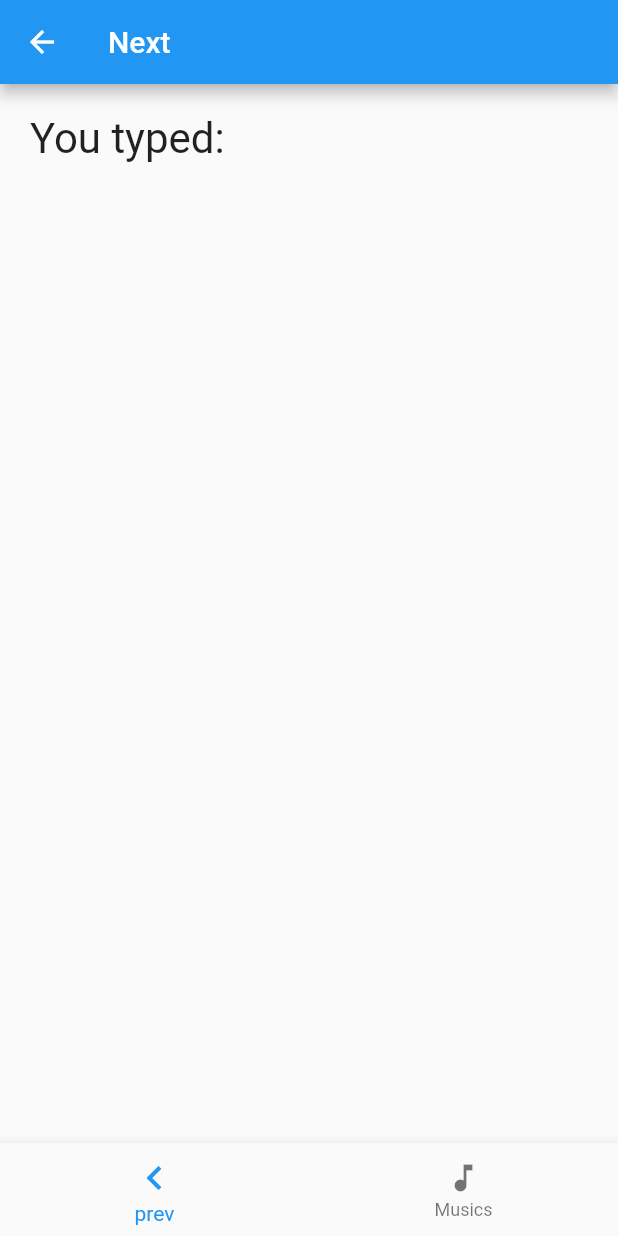
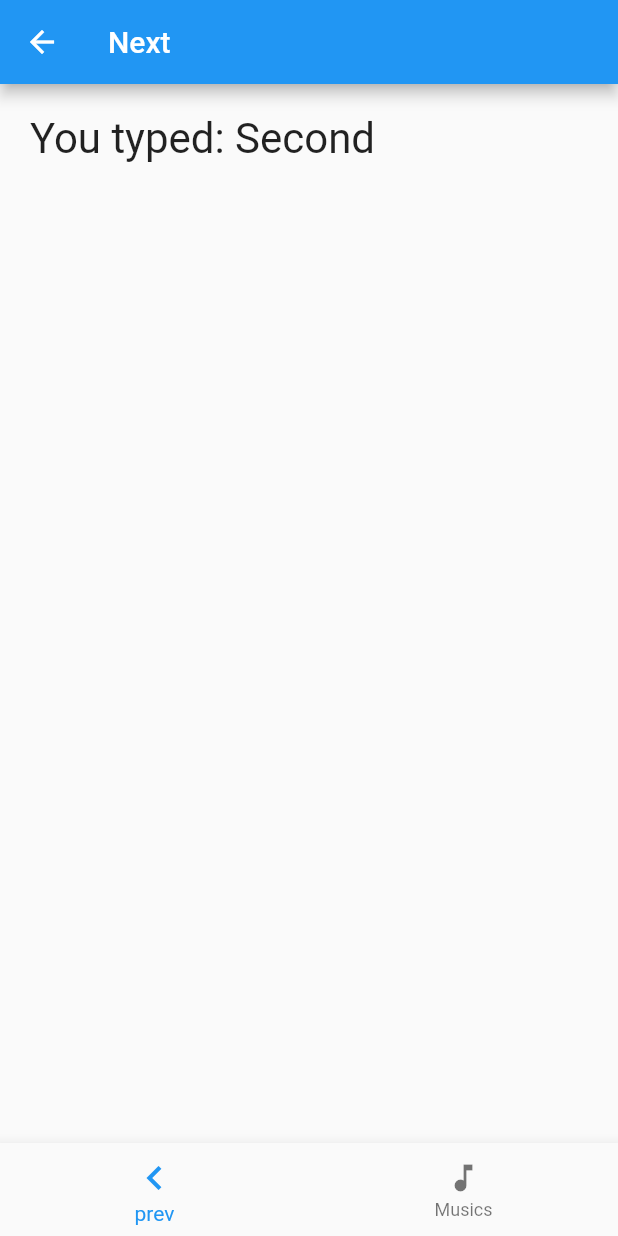
Before and after one commit to Sakiika2128/f_test, a Flutter app: the screen it shows after launch, item 2 of the bottom bar chosen, on a phone screen of 412 x 824 dp. Run offline on Flutter 3.47's test engine with Material 2 defaults, Android fonts, the phone set to English and light mode, and no system bars.

Commit message:
routingできた

```diff
--- a/lib/main.dart
+++ b/lib/main.dart
@@ -16,7 +16,11 @@ class MyApp extends StatelessWidget {
         primaryColor: const Color(0xff2196f3),
         canvasColor: const Color(0xfffafafa),
       ),
-      home: FirstScreen(),
+      initialRoute: '/',
+      routes: {
+        '/': (context) => FirstScreen(),
+        '/second': (context) => SecondScreen('Second'),
+      },
     );
   }
 }
--- a/lib/second_page.dart
+++ b/lib/second_page.dart
@@ -38,6 +38,8 @@ class SecondScreen extends StatelessWidget{
         onTap: (int value) {
           if(value == 0)
             Navigator.pop(context);
+          if(value == 1)
+            Navigator.pushNamed(context, '/');
         },
       ),
     );
```
Also changed, not shown: lib/first_page.dart (+1 -6 lines).
